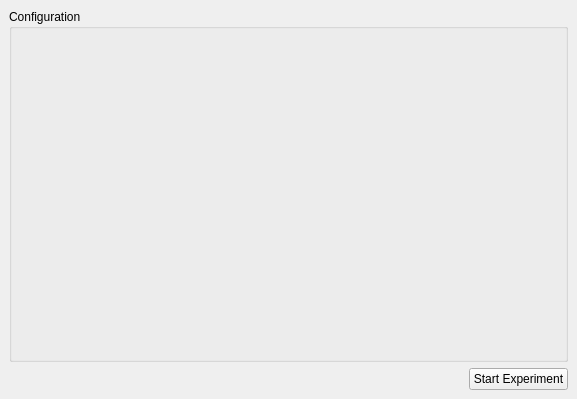
FranciscoGauna/SER, file src/SER/ui/main_widget.ui: the form before one commit.
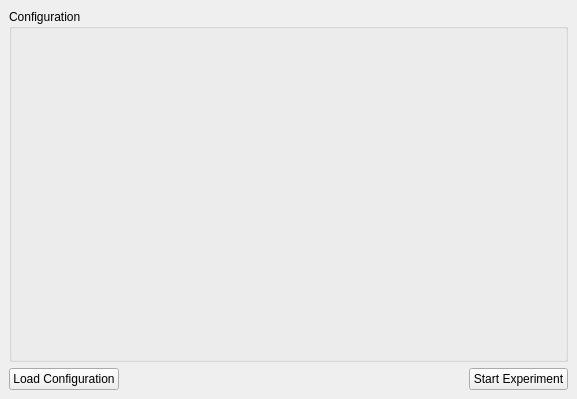
The form after the commit. The open tabs and pages were chosen to show the change.

```diff
--- a/src/SER/ui/main_widget.ui
+++ b/src/SER/ui/main_widget.ui
@@ -31,6 +31,13 @@
       <property name="sizeConstraint">
        <enum>QLayout::SetDefaultConstraint</enum>
       </property>
+      <item>
+       <widget class="QPushButton" name="load_conf_button">
+        <property name="text">
+         <string>Load Configuration</string>
+        </property>
+       </widget>
+      </item>
       <item>
        <spacer name="start_spacer">
         <property name="orientation">
```
Left out of the diff: 2 changed lines with no effect on the pictures.
